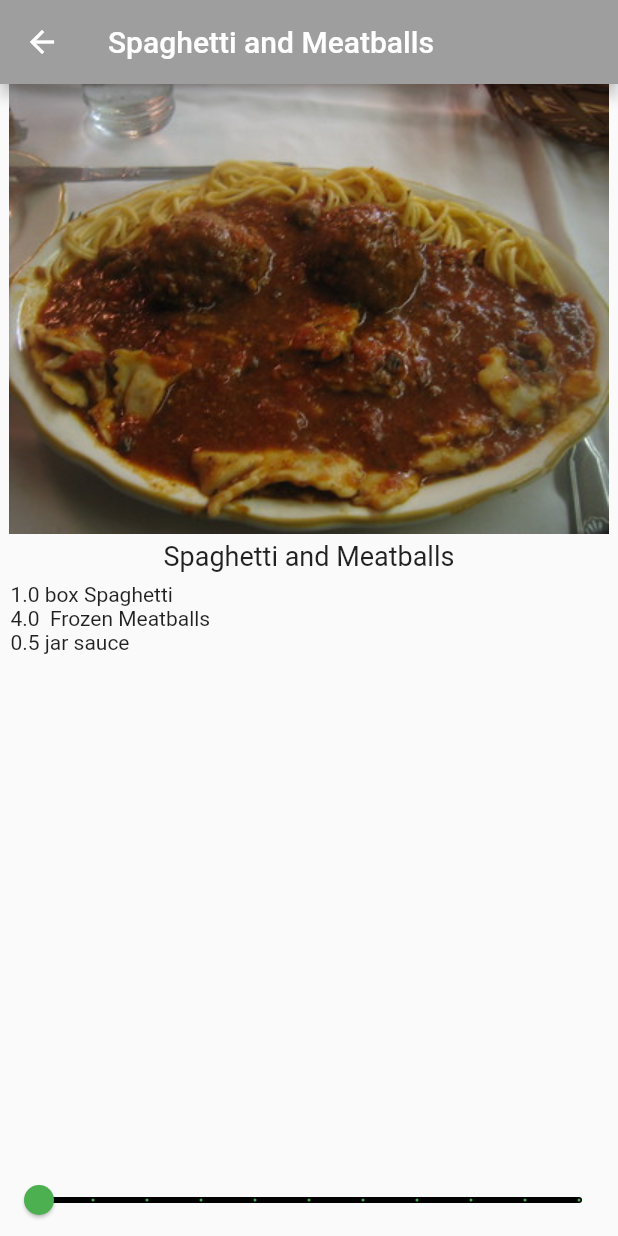
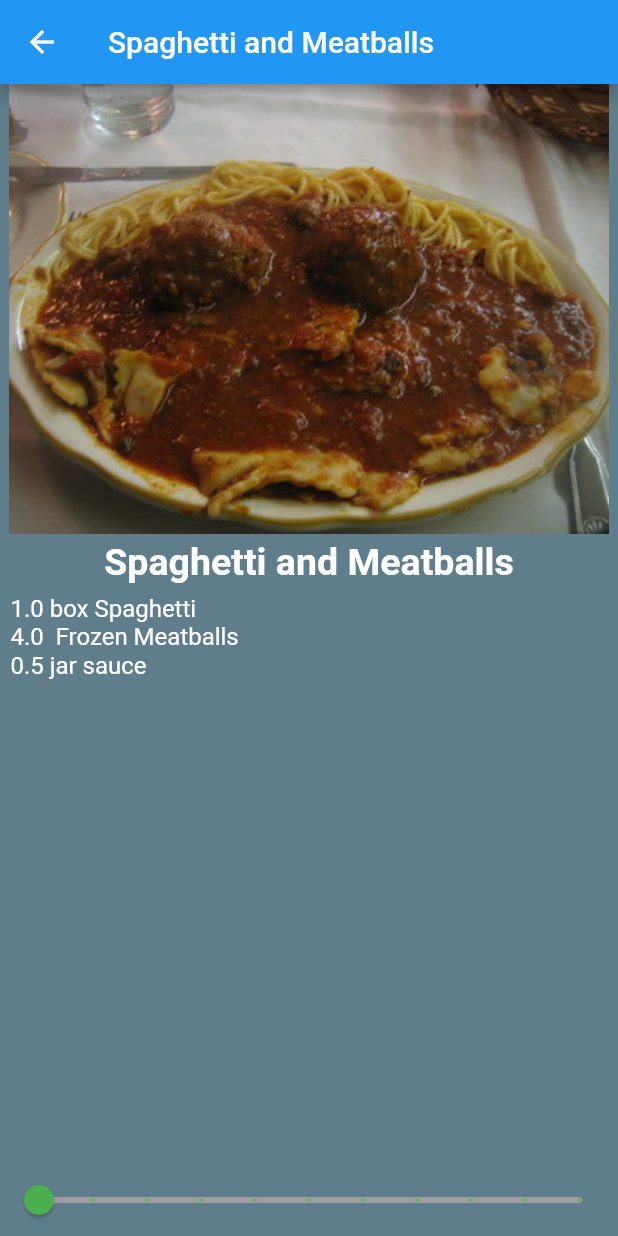
Before and after one commit to MarcKlesiewicz/recipes_flutter, a Flutter app: the screen it shows after launch, after a tap on "Spaghetti and Meatballs", on a phone screen of 412 x 824 dp. Run offline on Flutter 3.47's test engine with Material 2 defaults, Android fonts, the phone set to English and light mode, and no system bars; Roboto replaces fonts that are missing (Palatino).

Commit message:
Added numbers for blog post explanation

```diff
--- a/lib/main.dart
+++ b/lib/main.dart
@@ -2,53 +2,63 @@ import 'package:flutter/material.dart';
 import 'recipe.dart';
 import 'recipe_detail.dart';
 
+//1
 void main() {
   runApp(const RecipeApp());
 }
 
+//2
 class RecipeApp extends StatelessWidget {
   const RecipeApp({Key? key}) : super(key: key);
 
-  // This widget is the root of your application.
   @override
   Widget build(BuildContext context) {
     final ThemeData theme = ThemeData();
+    //3
     return MaterialApp(
       debugShowCheckedModeBanner: false,
       title: 'Recipe Caluculator',
       theme: theme.copyWith(
         colorScheme: theme.colorScheme.copyWith(
-          primary: Colors.grey,
+          primary: Colors.blue,
           secondary: Colors.black,
         ),
       ),
-      home: const MyHomePage(title: 'Recipe Calculator'),
+      home: const HomePage(title: 'Recipe Calculator'),
     );
   }
 }
 
-class MyHomePage extends StatefulWidget {
-  const MyHomePage({Key? key, required this.title}) : super(key: key);
-
+//4
+class HomePage extends StatefulWidget {
   final String title;
+  const HomePage({Key? key, required this.title}) : super(key: key);
 
   @override
-  State<MyHomePage> createState() => _MyHomePageState();
+  State<HomePage> createState() => _HomePageState();
 }
 
-class _MyHomePageState extends State<MyHomePage> {
+class _HomePageState extends State<HomePage> {
   @override
   Widget build(BuildContext context) {
+    //5
     return Scaffold(
+      backgroundColor: Colors.blueGrey,
       appBar: AppBar(
         title: Text(widget.title),
         centerTitle: true,
       ),
-      body: SafeArea(
+      //6
+      body: Padding(
+        padding: const EdgeInsets.all(16),
+        child: SafeArea(
+          //7
           child: ListView.builder(
               itemCount: Recipe.samples.length,
               itemBuilder: (BuildContext context, int index) {
+                //8
                 return GestureDetector(
+                  child: recipeCard(Recipe.samples[index]),
                   onTap: () {
                     Navigator.push(
                       context,
@@ -59,25 +69,28 @@ class _MyHomePageState extends State<MyHomePage> {
                       ),
                     );
                   },
-                child: buildRecipeCard(Recipe.samples[index]),
                 );
               }),
+        ),
       ),
     );
   }
 
-  Widget buildRecipeCard(Recipe recipe) {
+  Widget recipeCard(Recipe recipe) {
+    //10
     return Card(
       elevation: 2.0,
       shape: RoundedRectangleBorder(borderRadius: BorderRadius.circular(10.0)),
       child: Padding(
         padding: const EdgeInsets.all(16.0),
+        //11
         child: Column(
           children: <Widget>[
             Image(image: AssetImage(recipe.imageUrl)),
             const SizedBox(
               height: 14.0,
             ),
+            //12
             Text(
               recipe.label,
               style: const TextStyle(
--- a/lib/recipe_detail.dart
+++ b/lib/recipe_detail.dart
@@ -1,6 +1,7 @@
 import 'package:flutter/material.dart';
 import 'recipe.dart';
 
+//1
 class RecipeDetail extends StatefulWidget {
   final Recipe recipe;
   const RecipeDetail({
@@ -18,28 +19,34 @@ class _RecipeDetailState extends State<RecipeDetail> {
   @override
   Widget build(BuildContext context) {
     return Scaffold(
+      backgroundColor: Colors.blueGrey,
       appBar: AppBar(
+        //2
         title: Text(widget.recipe.label),
       ),
       body: SafeArea(
-        // 3
         child: Column(
           children: <Widget>[
-            // 4
             SizedBox(
               height: 300,
               width: double.infinity,
               child: Image(
                 image: AssetImage(widget.recipe.imageUrl),
               ),
-            ), // 5
+            ),
             const SizedBox(
               height: 4,
             ),
             Text(
               widget.recipe.label,
-              style: const TextStyle(fontSize: 18),
+              style: const TextStyle(
+                color: Colors.white,
+                fontSize: 25,
+                fontWeight: FontWeight.w700,
+                fontFamily: 'Palatino',
+              ),
             ),
+            //3
             Expanded(
                 child: ListView.builder(
               padding: const EdgeInsets.all(7.0),
@@ -47,9 +54,12 @@ class _RecipeDetailState extends State<RecipeDetail> {
               itemBuilder: (BuildContext context, int index) {
                 final ingredient = widget.recipe.ingredients[index];
                 return Text(
-                    '${ingredient.quantity * _sliderVal} ${ingredient.measure} ${ingredient.name} ');
+                  '${ingredient.quantity * _sliderVal} ${ingredient.measure} ${ingredient.name}',
+                  style: const TextStyle(color: Colors.white, fontSize: 16),
+                );
               },
             )),
+            //4
             Slider(
               min: 1,
               max: 10,
@@ -62,7 +72,7 @@ class _RecipeDetailState extends State<RecipeDetail> {
                 });
               },
               activeColor: Colors.green,
-              inactiveColor: Colors.black,
+              inactiveColor: Colors.grey,
             )
           ],
         ),
```
Lines whose indentation alone changed are shown as unchanged.
